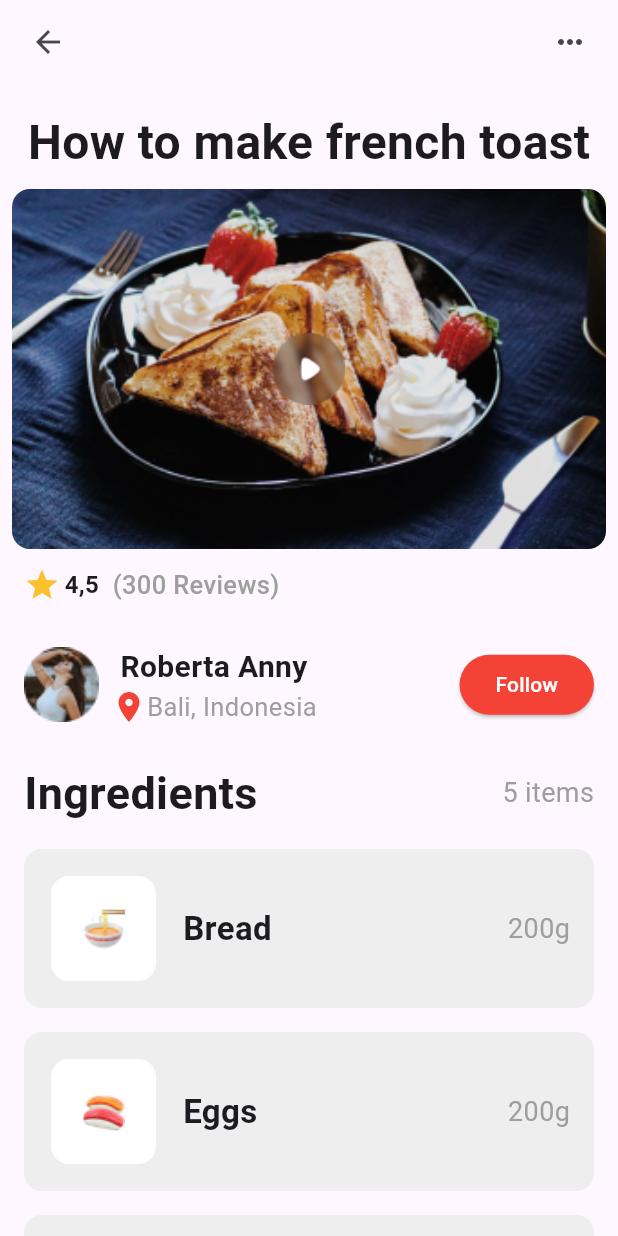
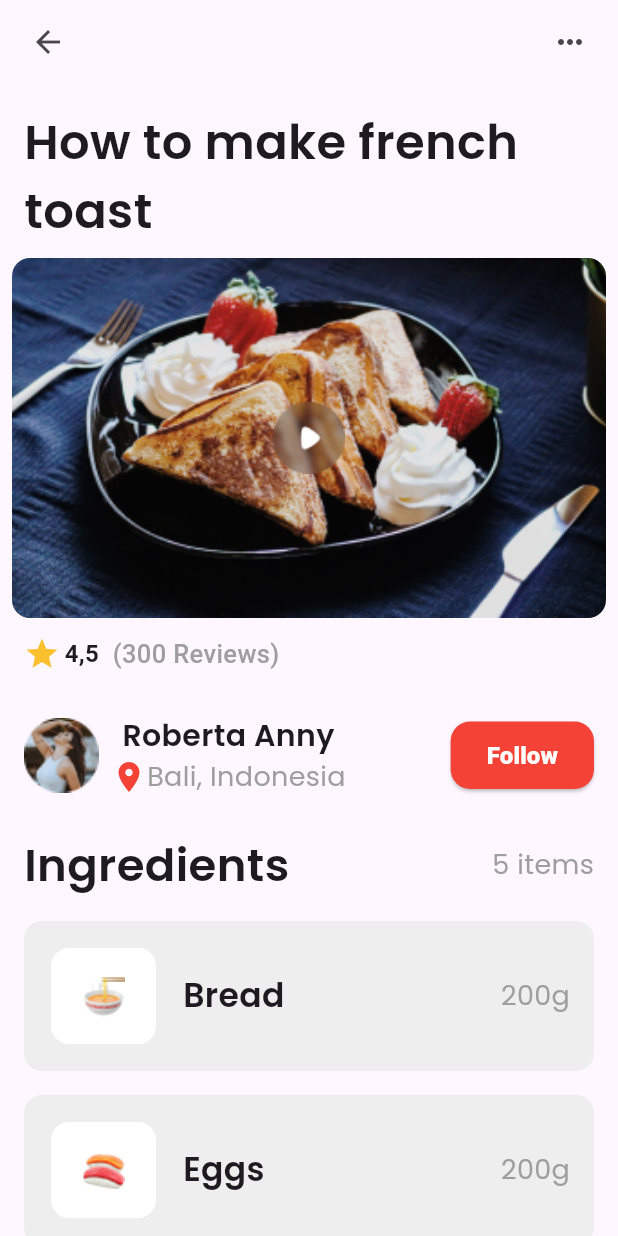
Before and after one commit to davidakabogu/flutterfoodrecipe, a Flutter app: the screen it shows after launch, on a phone screen of 412 x 824 dp. Run offline on Flutter 3.47's test engine with Material 3 defaults, Android fonts, the phone set to English and light mode, and no system bars; our stand-ins replace google_fonts.

Commit message:
fonts and layout mods

```diff
--- a/foodrecipe/lib/main.dart
+++ b/foodrecipe/lib/main.dart
@@ -1,4 +1,5 @@
 import 'package:flutter/material.dart';
+import 'package:google_fonts/google_fonts.dart';
 
 void main() {
   runApp(const MyApp());
@@ -121,7 +122,8 @@ class HowToSection extends StatelessWidget {
       Padding(
         padding: const EdgeInsets.all(8.0),
         child: Text(description,
-            style: const TextStyle(fontSize: 32, fontWeight: FontWeight.bold)),
+            style:
+                GoogleFonts.poppins(fontSize: 32, fontWeight: FontWeight.w600)),
       ),
     ]);
   }
@@ -258,16 +260,16 @@ class ChefInfoSection extends StatelessWidget {
                     children: [
                       Text(
                         name,
-                        style: const TextStyle(
-                            fontWeight: FontWeight.bold, fontSize: 20),
+                        style: GoogleFonts.poppins(
+                            fontSize: 20, fontWeight: FontWeight.w600),
                       ),
                       Row(
                         children: [
                           const Icon(Icons.location_on, color: Colors.red),
                           Text(
                             location,
-                            style: const TextStyle(
-                                color: Colors.grey, fontSize: 17),
+                            style: GoogleFonts.poppins(
+                                fontSize: 18, color: Colors.grey),
                           ),
                         ],
                       ),
@@ -305,11 +307,17 @@ class _FollowButtonState extends State<FollowButton> {
     return ElevatedButton(
       onPressed: _toggleFollow,
       style: ElevatedButton.styleFrom(
+        minimumSize: const Size(16, 45),
         backgroundColor: _isFollowing ? Colors.green : Colors.red,
+        shape: RoundedRectangleBorder(
+          // Adjust this value to change the button's roundness
+          borderRadius: BorderRadius.circular(13.0),
+        ),
       ),
       child: Text(
         _isFollowing ? 'Following' : 'Follow',
-        style: const TextStyle(color: Colors.white),
+        style: const TextStyle(
+            color: Colors.white, fontWeight: FontWeight.w800, fontSize: 16),
       ),
     );
   }
@@ -341,12 +349,13 @@ class IngredientsSection extends StatelessWidget {
           child: Row(
             mainAxisAlignment: MainAxisAlignment.spaceBetween,
             children: [
-              const Text(
+              Text(
                 'Ingredients',
-                style: TextStyle(fontWeight: FontWeight.bold, fontSize: 30),
+                style: GoogleFonts.poppins(
+                    fontWeight: FontWeight.w600, fontSize: 30),
               ),
               Text('${ingredients.length} items',
-                  style: const TextStyle(
+                  style: GoogleFonts.poppins(
                       fontWeight: FontWeight.w400,
                       fontSize: 18,
                       color: Colors.grey))
@@ -367,6 +376,7 @@ class IngredientsSection extends StatelessWidget {
                 child: Padding(
                   padding: const EdgeInsets.all(8.0),
                   child: Container(
+                    height: 100,
                     decoration: BoxDecoration(
                       color: Colors.grey[200],
                       borderRadius: BorderRadius.circular(12.0),
@@ -393,14 +403,14 @@ class IngredientsSection extends StatelessWidget {
                               ),
                             ),
                             Text(ingredient,
-                                style: const TextStyle(
-                                    fontWeight: FontWeight.bold, fontSize: 22)),
+                                style: GoogleFonts.poppins(
+                                    fontWeight: FontWeight.w600, fontSize: 22)),
                           ],
                         ),
                         Padding(
                           padding: const EdgeInsets.all(16.0),
                           child: Text(weight,
-                              style: const TextStyle(
+                              style: GoogleFonts.poppins(
                                   fontWeight: FontWeight.w400,
                                   fontSize: 18,
                                   color: Colors.grey)),
```
Also changed, not shown: foodrecipe/pubspec.yaml (+4 -5 lines), 3 other files.
